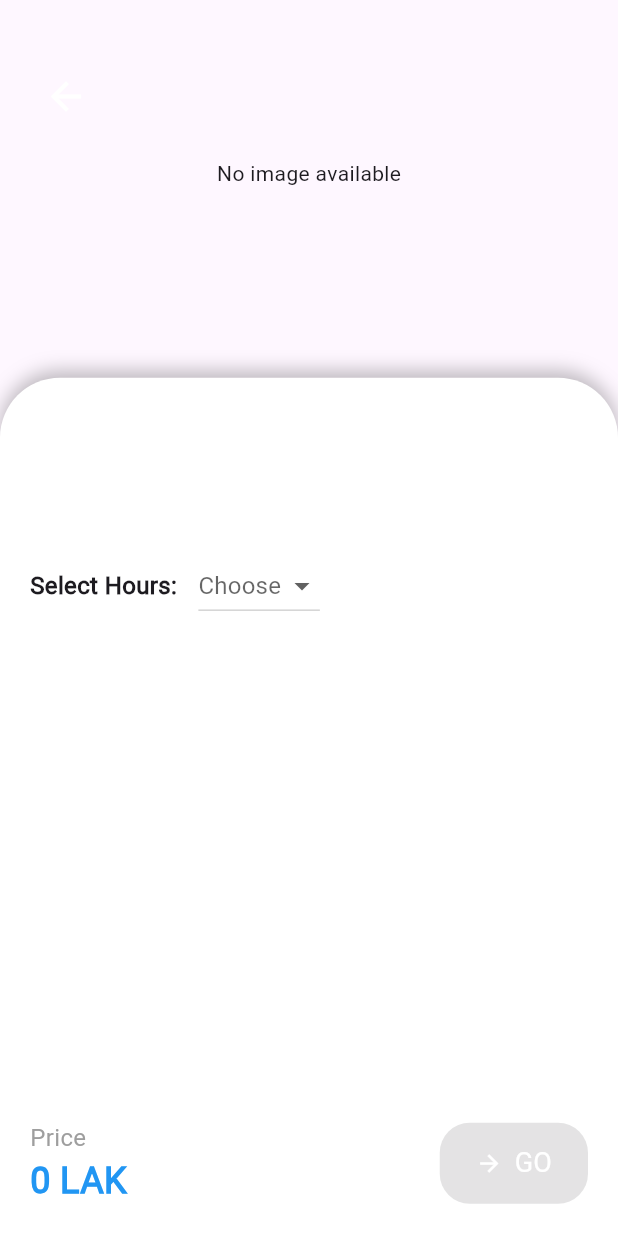
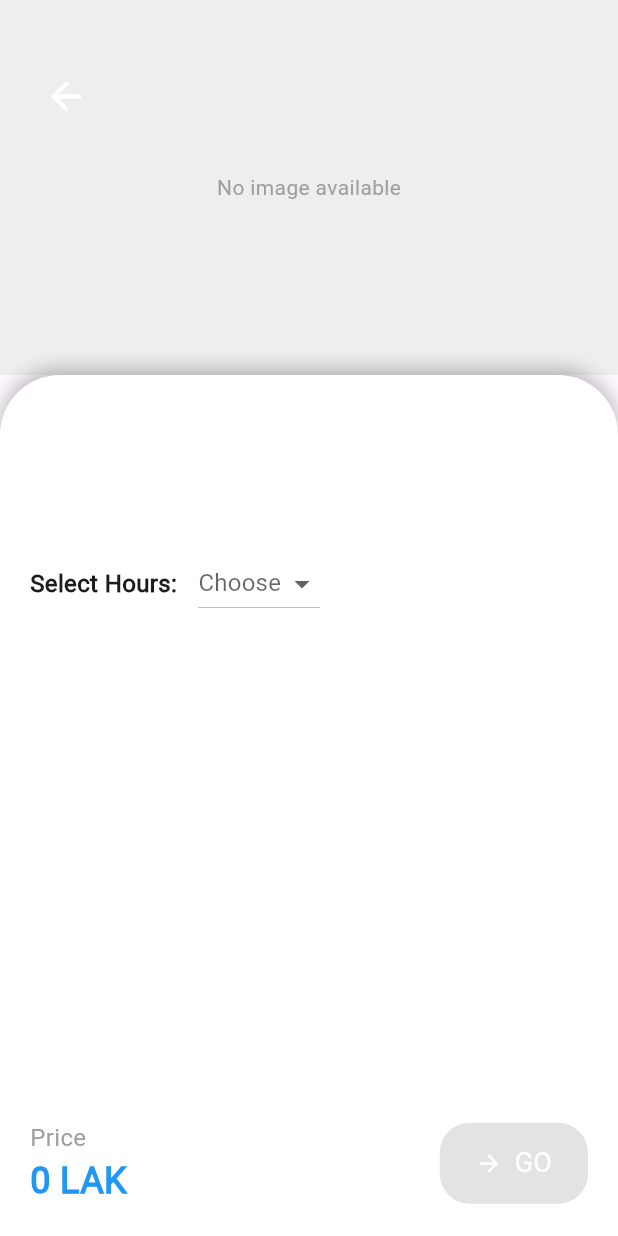
Before and after one commit to lex017/parking, a Flutter app: the btnLocation screen opened directly with empty values, on a phone screen of 412 x 824 dp. Run offline on Flutter 3.47's test engine with Material 3 defaults, Android fonts, the light colour scheme and no system bars; our stand-ins replace animate_do, cloud_firestore, device_preview, firebase_auth, firebase_core, form_field_validator and 4 more; missing offline and left inert: mobile_scanner; accounts and stored records are empty.

Commit message:
12/1/2025 22:49

```diff
--- a/lib/bottombar/maingPage.dart
+++ b/lib/bottombar/maingPage.dart
@@ -23,7 +23,7 @@ class _MainPageState extends State<mainPage> {
                            'https://res.cloudinary.com/doiq3nkso/image/upload/v1736348080/sivz7kpn9yhcajh6r0mb.jpg',
                            'https://res.cloudinary.com/doiq3nkso/image/upload/v1736348049/ojs7n8aufknyoerqfxex.jpg',
                            'https://res.cloudinary.com/doiq3nkso/image/upload/v1736348850/jwufyzc7imcwz3ylpi5d.png'
-                           ]; // To store Cloudinary image URLs.
+                          ];
 
   @override
   void initState() {
--- a/lib/map_api/btnlocation.dart
+++ b/lib/map_api/btnlocation.dart
@@ -20,6 +20,7 @@ class _BtnLocationState extends State<btnLocation> {
     return Scaffold(
       body: Column(
         children: [
+          // StreamBuilder to fetch image
           StreamBuilder<DocumentSnapshot>(
             stream: FirebaseFirestore.instance
                 .collection('Locations')
@@ -62,20 +63,26 @@ class _BtnLocationState extends State<btnLocation> {
 
               return Stack(
                 children: [
-                  AspectRatio(
-                    aspectRatio: 16 / 9,
-                    child: imageUrl.isNotEmpty
-                        ? Image.network(
-                            imageUrl,
-                            fit: BoxFit.cover,
-                            errorBuilder: (context, error, stackTrace) =>
-                                const Center(
-                              child: Text("Failed to load image"),
+                  Container(
+                    width: double.infinity,
+                    height: 250,
+                    decoration: BoxDecoration(
+                      image: imageUrl.isNotEmpty
+                          ? DecorationImage(
+                              image: NetworkImage(imageUrl),
+                              fit: BoxFit.cover,
+                            )
+                          : null,
+                      color: Colors.grey.shade200,
+                    ),
+                    child: imageUrl.isEmpty
+                        ? const Center(
+                            child: Text(
+                              "No image available",
+                              style: TextStyle(color: Colors.grey),
                             ),
                           )
-                        : const Center(
-                            child: Text("No image available"),
-                          ),
+                        : null,
                   ),
                   Positioned(
                     top: 40,
@@ -85,9 +92,9 @@ class _BtnLocationState extends State<btnLocation> {
                           color: Colors.white, size: 30),
                       onPressed: () {
                         Navigator.of(context).pop();
-                        MaterialPageRoute route =
-                            MaterialPageRoute(builder: (c) => LocationPage());
-                        Navigator.of(context).push(route);
+                        Navigator.of(context).push(
+                          MaterialPageRoute(builder: (c) => LocationPage()),
+                        );
                       },
                     ),
                   ),
@@ -95,7 +102,8 @@ class _BtnLocationState extends State<btnLocation> {
               );
             },
           ),
-          const SizedBox(height: 20.0),
+
+          // Information section
           Expanded(
             child: Container(
               padding: const EdgeInsets.all(20),
@@ -117,6 +125,7 @@ class _BtnLocationState extends State<btnLocation> {
               child: Column(
                 crossAxisAlignment: CrossAxisAlignment.start,
                 children: [
+                  // StreamBuilder to fetch location details
                   StreamBuilder<DocumentSnapshot>(
                     stream: FirebaseFirestore.instance
                         .collection('Locations')
@@ -126,12 +135,14 @@ class _BtnLocationState extends State<btnLocation> {
                       if (snapshot.connectionState == ConnectionState.waiting) {
                         return const CircularProgressIndicator();
                       }
+
                       if (snapshot.hasError) {
                         return const Text(
                           "Error loading data",
                           style: TextStyle(color: Colors.red),
                         );
                       }
+
                       if (!snapshot.hasData || !snapshot.data!.exists) {
                         return const Text(
                           "No data available",
@@ -169,7 +180,10 @@ class _BtnLocationState extends State<btnLocation> {
                       );
                     },
                   ),
+
                   const SizedBox(height: 20),
+
+                  // Dropdown to select hours
                   Row(
                     children: [
                       const Text(
@@ -205,7 +219,10 @@ class _BtnLocationState extends State<btnLocation> {
                       ),
                     ],
                   ),
+
                   const Spacer(),
+
+                  // Price and Navigate button
                   Row(
                     mainAxisAlignment: MainAxisAlignment.spaceBetween,
                     children: [
@@ -230,10 +247,11 @@ class _BtnLocationState extends State<btnLocation> {
                         onPressed: selectedHours == null
                             ? null
                             : () {
-                                Navigator.of(context).pop();
-                                MaterialPageRoute route =
-                                    MaterialPageRoute(builder: (c) => QrPay());
-                                Navigator.of(context).push(route);
+                                Navigator.of(context).push(
+                                  MaterialPageRoute(
+                                    builder: (c) => QrPay(),
+                                  ),
+                                );
                               },
                         icon: const Icon(Icons.arrow_forward,
                             color: Colors.white),
```
Also changed, not shown: lib/menu/setting.dart (+15 -0 lines), 92 other files.
